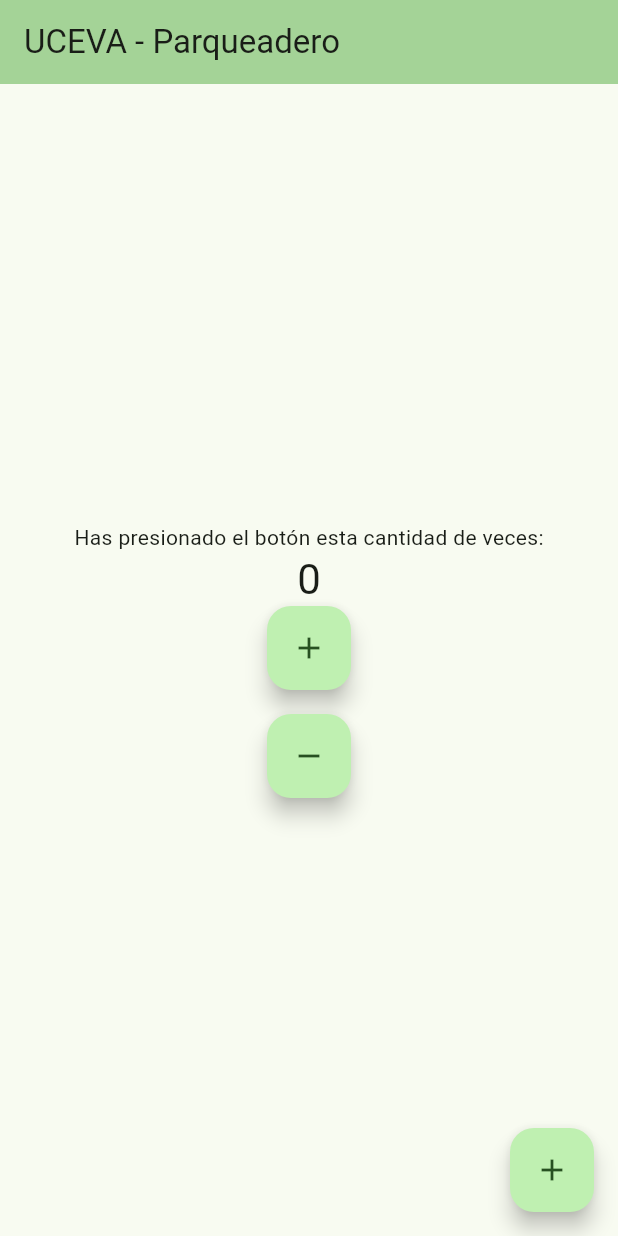
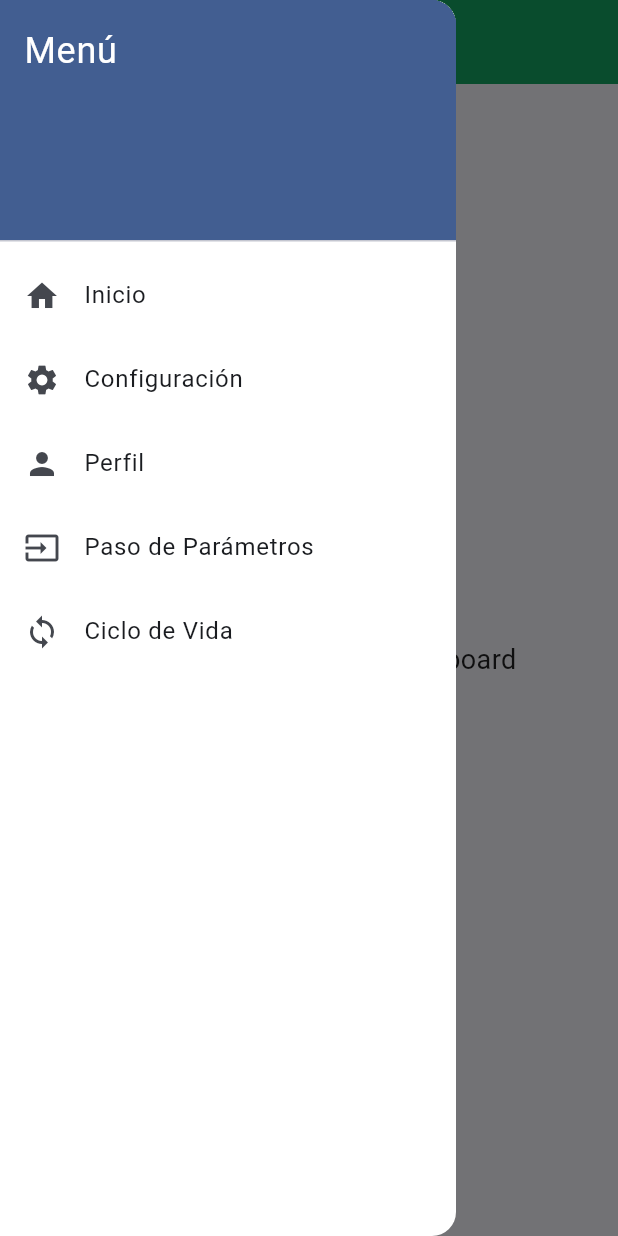
Before and after one commit to dduranuceva/parqueadero_2025_g2, a Flutter app: the screen it shows after launch, with the side drawer open (before the commit the screen has no drawer), on a phone screen of 412 x 824 dp. Run offline on Flutter 3.47's test engine with Material 3 defaults, Android fonts, the phone set to English and light mode, and no system bars; our stand-ins replace go_router.

Commit message:
Implementación de la navegación y temas personalizados en la aplicación Flutter

```diff
--- a/lib/main.dart
+++ b/lib/main.dart
@@ -1,6 +1,7 @@
 import 'package:flutter/material.dart';
+import 'package:parqueadero_2025_g2/routes/app_router.dart';
+import 'themes/app_theme.dart'; // Importa el tema
 
-//! runapp es el punto de entrada de la aplicacion
 void main() {
   runApp(const MyApp());
 }
@@ -8,81 +9,14 @@ void main() {
 class MyApp extends StatelessWidget {
   const MyApp({super.key});
 
-  // This widget is the root of your application.
   @override
   Widget build(BuildContext context) {
-    return MaterialApp(
-      title: 'Flutter Demo',
-      theme: ThemeData(
-        colorScheme: ColorScheme.fromSeed(
-          seedColor: const Color.fromARGB(255, 97, 221, 85),
-        ),
-      ),
-      home: const MyHomePage(title: 'UCEVA - Parqueadero'),
+    //go_router para navegacion
+    return MaterialApp.router(
+      theme:
+          AppTheme.lightTheme, //thema personalizado y permamente en toda la app
+      title: 'Flutter - UCEVA', // Usa el tema personalizado.
+      routerConfig: appRouter, // Usa el router configurado
     );
   }
 }
-
-class MyHomePage extends StatefulWidget {
-  const MyHomePage({super.key, required this.title});
-
-  final String title;
-
-  @override
-  State<MyHomePage> createState() => _MyHomePageState();
-}
-
-class _MyHomePageState extends State<MyHomePage> {
-  int _counter = 0;
-
-  void _incrementCounter() {
-    setState(() {
-      _counter++;
-    });
-  }
-
-  void _decrementCounter() {
-    setState(() {
-      _counter--;
-    });
-  }
-
-  @override
-  Widget build(BuildContext context) {
-    return Scaffold(
-      appBar: AppBar(
-        backgroundColor: Theme.of(context).colorScheme.inversePrimary,
-
-        title: Text(widget.title),
-      ),
-      body: Center(
-        child: Column(
-          mainAxisAlignment: MainAxisAlignment.center,
-          children: <Widget>[
-            const Text('Has presionado el botón esta cantidad de veces:'),
-            Text(
-              '$_counter',
-              style: Theme.of(context).textTheme.headlineMedium,
-            ),
-            FloatingActionButton(
-              onPressed: _incrementCounter,
-              tooltip: 'Increment',
-              child: const Icon(Icons.add),
-            ),
-            const SizedBox(height: 16),
-            FloatingActionButton(
-              onPressed: _decrementCounter,
-              tooltip: 'Decrement',
-              child: const Icon(Icons.remove),
-            ),
-          ],
-        ),
-      ),
-      floatingActionButton: FloatingActionButton(
-        onPressed: _incrementCounter,
-        tooltip: 'Increment',
-        child: const Icon(Icons.add),
-      ), // This trailing comma makes auto-formatting nicer for build methods.
-    );
-  }
-}
--- /dev/null
+++ b/lib/routes/app_router.dart
@@ -0,0 +1,39 @@
+import 'package:go_router/go_router.dart';
+import 'package:parqueadero_2025_g2/views/ciclo_vida/ciclo_vida_screen.dart';
+import 'package:parqueadero_2025_g2/views/paso_parametros/detalle_screen.dart';
+import 'package:parqueadero_2025_g2/views/paso_parametros/paso_parametros_screen.dart';
+
+import '../views/home/home_screen.dart';
+
+final GoRouter appRouter = GoRouter(
+  routes: [
+    GoRoute(
+      path: '/',
+      builder: (context, state) => const HomeScreen(), // Usa HomeView
+    ),
+    // Rutas para el paso de parámetros
+    GoRoute(
+      path: '/paso_parametros',
+      builder: (context, state) => const PasoParametrosScreen(),
+    ),
+
+    // !Ruta para el detalle con parámetros
+    GoRoute(
+      path:
+          '/detalle/:parametro/:metodo', //la ruta recibe dos parametros los " : " indican que son parametros
+      builder: (context, state) {
+        //*se capturan los parametros recibidos
+        // declarando las variables parametro y metodo
+        // es final porque no se van a modificar
+        final parametro = state.pathParameters['parametro']!;
+        final metodo = state.pathParameters['metodo']!;
+        return DetalleScreen(parametro: parametro, metodoNavegacion: metodo);
+      },
+    ),
+    //!Ruta para el ciclo de vida
+    GoRoute(
+      path: '/ciclo_vida',
+      builder: (context, state) => const CicloVidaScreen(),
+    ),
+  ],
+);
--- /dev/null
+++ b/lib/themes/app_theme.dart
@@ -0,0 +1,32 @@
+import 'package:flutter/material.dart';
+
+class AppTheme {
+  //! tema claro
+  static ThemeData get lightTheme {
+    return ThemeData(
+      colorScheme: ColorScheme.fromSeed(
+        seedColor: const Color.fromARGB(255, 20, 83, 165), // Color semilla
+        brightness: Brightness.light, // Tema claro
+      ),
+      useMaterial3: true,
+      appBarTheme: const AppBarTheme(
+        centerTitle: true,
+        elevation: 0,
+        backgroundColor: Color.fromARGB(255, 20, 165, 97), // Color del AppBar
+        titleTextStyle: TextStyle(
+          color: Colors.white, // Texto blanco para el AppBar
+          fontSize: 20,
+          fontWeight: FontWeight.bold,
+        ),
+      ),
+      drawerTheme: const DrawerThemeData(
+        elevation: 0,
+        backgroundColor: Colors.white, // Fondo del Drawer
+      ),
+      textTheme: const TextTheme(
+        bodyLarge: TextStyle(color: Colors.black87), // Estilo de texto
+        bodyMedium: TextStyle(color: Colors.black87),
+      ),
+    );
+  }
+}
--- /dev/null
+++ b/lib/views/home/home_screen.dart
@@ -0,0 +1,23 @@
+import 'package:flutter/material.dart';
+import '../../widgets/custom_drawer.dart';
+
+class HomeScreen extends StatelessWidget {
+  const HomeScreen({super.key});
+
+  @override
+  Widget build(BuildContext context) {
+    return Scaffold(
+      appBar: AppBar(title: const Text('Dashboard Principal')),
+      drawer: const CustomDrawer(),
+      body: const Padding(
+        padding: EdgeInsets.all(16.0),
+        child: Center(
+          child: Text(
+            'Welcome to the Home Dashboard',
+            style: TextStyle(fontSize: 18),
+          ),
+        ),
+      ),
+    );
+  }
+}
--- /dev/null
+++ b/lib/widgets/custom_drawer.dart
@@ -0,0 +1,85 @@
+import 'package:flutter/material.dart';
+import 'package:go_router/go_router.dart';
+
+class CustomDrawer extends StatelessWidget {
+  const CustomDrawer({super.key});
+
+  @override
+  Widget build(BuildContext context) {
+    return Drawer(
+      child: ListView(
+        padding: EdgeInsets.zero,
+        children: [
+          DrawerHeader(
+            decoration: BoxDecoration(
+              color: Theme.of(
+                context,
+              ).colorScheme.primary, // Usa el color primario del tema
+            ),
+            child: const Text(
+              'Menú',
+              style: TextStyle(
+                color: Colors
+                    .white, // Texto blanco para contrastar con el color primario
+                fontSize: 24,
+              ),
+            ),
+          ),
+          ListTile(
+            leading: const Icon(Icons.home),
+            title: const Text('Inicio'),
+            onTap: () {
+              //context.go('/'); // Navega a la ruta principal
+              //Reemplaza la ruta actual en la pila de navegación.
+              //No permite volver atrás automáticamente, ya que no agrega la nueva ruta a la pila.
+              //Útil para navegación sin historial, como en barra de navegación o cambiar de pestañas.
+              context.go('/'); // Navega a la ruta principal
+              Navigator.pop(context); // Cierra el drawer
+            },
+          ),
+          ListTile(
+            leading: const Icon(Icons.settings),
+            title: const Text('Configuración'),
+            onTap: () {
+              //context.push(String route)
+              //Añade la nueva ruta a la pila de navegación.
+              //Permite volver atrás con context.pop().
+              //Ideal para flujos donde el usuario puede regresar, como navegar a una pantalla de detalles.
+              context.push(
+                '/settings',
+              ); // Navega a la pantalla de configuración
+              Navigator.pop(context); // Cierra el drawer
+            },
+          ),
+          ListTile(
+            leading: const Icon(Icons.person),
+            title: const Text('Perfil'),
+            onTap: () {
+              //context.replace(String route)
+              //Similar a go(), pero en este caso reemplaza la ruta actual sin eliminar el historial anterior.
+              //Útil si quieres evitar que el usuario regrese a la pantalla anterior
+              //pero manteniendo la posibilidad de navegar hacia otras rutas en la pila
+              context.replace('/profile'); // Navega a la pantalla de perfil
+              Navigator.pop(context); // Cierra el drawer
+            },
+          ),
+          //!PASO DE PARAMETROS
+          ListTile(
+            leading: const Icon(Icons.input),
+            title: const Text('Paso de Parámetros'),
+            onTap: () {
+              context.go('/paso_parametros');
+            },
+          ),
+          ListTile(
+            leading: const Icon(Icons.loop),
+            title: const Text('Ciclo de Vida'),
+            onTap: () {
+              context.go('/ciclo_vida');
+            },
+          ),
+        ],
+      ),
+    );
+  }
+}
--- a/pubspec.yaml
+++ b/pubspec.yaml
@@ -34,6 +34,7 @@ dependencies:
   # The following adds the Cupertino Icons font to your application.
   # Use with the CupertinoIcons class for iOS style icons.
   cupertino_icons: ^1.0.8
+  go_router: ^16.2.1
 
 dev_dependencies:
   flutter_test:
```
Also changed, not shown: lib/mainOld.dart (added, +88 -0 lines), lib/taller1/main.dart (deleted, +0 -76 lines), lib/views/ciclo_vida/ciclo_vida_screen.dart (added, +83 -0 lines), lib/views/paso_parametros/detalle_screen.dart (added, +56 -0 lines), lib/views/paso_parametros/paso_parametros_screen.dart (added, +98 -0 lines), lib/widgets/base_view.dart (added, +18 -0 lines), pubspec.lock.
